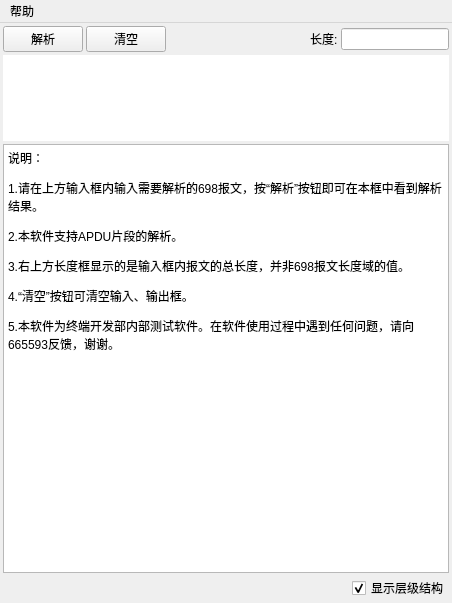
First picture: the form in UI/main_window.ui, repository KayFelicities/698trans, before the edit.
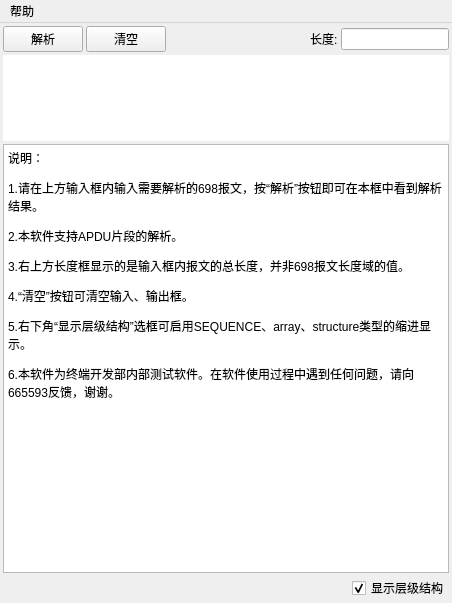
Second picture: the form after the edit. Icons and pictures are not drawn.

Diff of the .ui file:
```diff
--- a/UI/main_window.ui
+++ b/UI/main_window.ui
@@ -198,7 +198,8 @@
 &lt;p style=&quot; margin-top:12px; margin-bottom:12px; margin-left:0px; margin-right:0px; -qt-block-indent:0; text-indent:0px;&quot;&gt;2.本软件支持APDU片段的解析。&lt;/p&gt;
 &lt;p style=&quot; margin-top:12px; margin-bottom:12px; margin-left:0px; margin-right:0px; -qt-block-indent:0; text-indent:0px;&quot;&gt;3.右上方长度框显示的是输入框内报文的总长度，并非698报文长度域的值。&lt;/p&gt;
 &lt;p style=&quot; margin-top:12px; margin-bottom:12px; margin-left:0px; margin-right:0px; -qt-block-indent:0; text-indent:0px;&quot;&gt;4.“清空”按钮可清空输入、输出框。&lt;/p&gt;
-&lt;p style=&quot; margin-top:12px; margin-bottom:12px; margin-left:0px; margin-right:0px; -qt-block-indent:0; text-indent:0px;&quot;&gt;5.本软件为终端开发部内部测试软件。在软件使用过程中遇到任何问题，请向665593反馈，谢谢。&lt;/p&gt;&lt;/body&gt;&lt;/html&gt;</string>
+&lt;p style=&quot; margin-top:12px; margin-bottom:12px; margin-left:0px; margin-right:0px; -qt-block-indent:0; text-indent:0px;&quot;&gt;5.右下角“显示层级结构”选框可启用SEQUENCE、array、structure类型的缩进显示。&lt;/p&gt;
+&lt;p style=&quot; margin-top:12px; margin-bottom:12px; margin-left:0px; margin-right:0px; -qt-block-indent:0; text-indent:0px;&quot;&gt;6.本软件为终端开发部内部测试软件。在软件使用过程中遇到任何问题，请向665593反馈，谢谢。&lt;/p&gt;&lt;/body&gt;&lt;/html&gt;</string>
           </property>
          </widget>
         </item>
```
Left out of the diff: 2 changed lines with no effect on the pictures.
